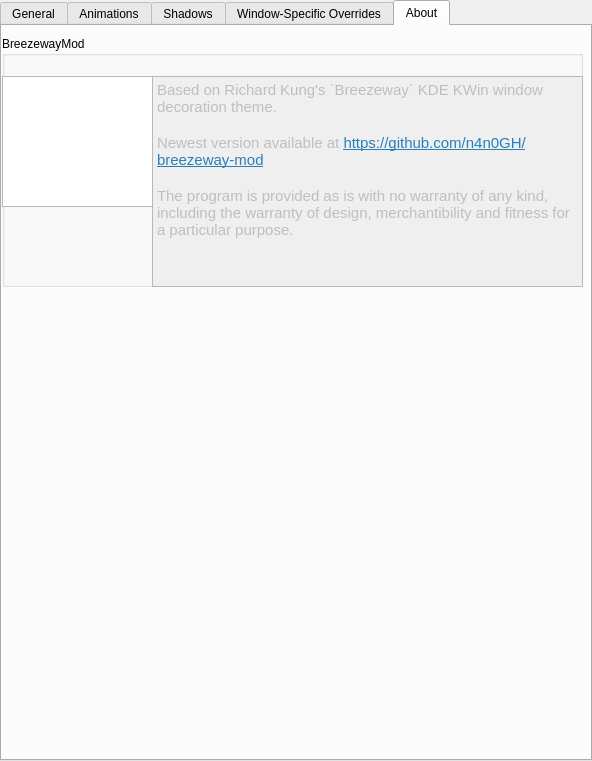
This is kdecoration/config/ui/breezewayconfigurationui.ui in richard-kung/breezeway as Qt 5 draws it before an edit. The edited form follows.
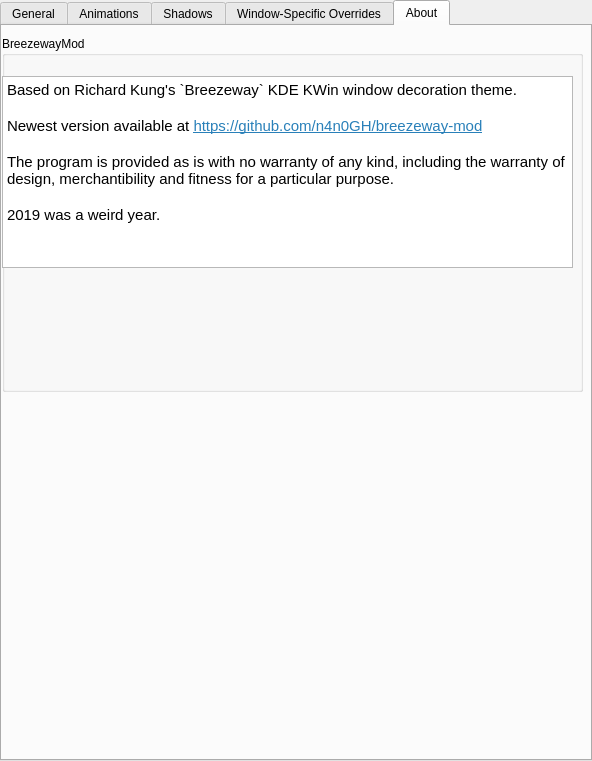
This is the edited form. The open tabs and pages were chosen to show the change. Custom widgets are drawn as their Qt base class.

Patch:
```diff
--- a/kdecoration/config/ui/breezewayconfigurationui.ui
+++ b/kdecoration/config/ui/breezewayconfigurationui.ui
@@ -587,17 +587,33 @@
       <attribute name="title">
        <string>About</string>
       </attribute>
-      <widget class="QGroupBox" name="groupBox">
+      <widget class="QWidget" name="">
        <property name="geometry">
         <rect>
          <x>0</x>
          <y>10</y>
          <width>581</width>
-         <height>251</height>
+         <height>711</height>
         </rect>
        </property>
+       <layout class="QGridLayout" name="gridLayout_3">
+        <item row="1" column="0">
+         <spacer name="verticalSpacer_4">
+          <property name="orientation">
+           <enum>Qt::Vertical</enum>
+          </property>
+          <property name="sizeHint" stdset="0">
+           <size>
+            <width>20</width>
+            <height>40</height>
+           </size>
+          </property>
+         </spacer>
+        </item>
+        <item row="0" column="0">
+         <widget class="QGroupBox" name="groupBox">
        <property name="sizePolicy">
-        <sizepolicy hsizetype="Preferred" vsizetype="Expanding">
+           <sizepolicy hsizetype="Expanding" vsizetype="Expanding">
          <horstretch>0</horstretch>
          <verstretch>0</verstretch>
         </sizepolicy>
@@ -605,17 +621,26 @@
        <property name="title">
         <string>BreezewayMod</string>
        </property>
+          <widget class="QWidget" name="">
+           <property name="geometry">
+            <rect>
+             <x>0</x>
+             <y>40</y>
+             <width>571</width>
+             <height>301</height>
+            </rect>
+           </property>
+           <layout class="QHBoxLayout" name="horizontalLayout">
+            <item alignment="Qt::AlignTop">
        <widget class="QTextBrowser" name="textBrowser">
         <property name="enabled">
-         <bool>false</bool>
-        </property>
-        <property name="geometry">
-         <rect>
-          <x>150</x>
-          <y>40</y>
-          <width>431</width>
-          <height>211</height>
-         </rect>
+               <bool>true</bool>
+              </property>
+              <property name="sizePolicy">
+               <sizepolicy hsizetype="Expanding" vsizetype="Maximum">
+                <horstretch>0</horstretch>
+                <verstretch>0</verstretch>
+               </sizepolicy>
         </property>
         <property name="autoFillBackground">
          <bool>true</bool>
@@ -629,25 +654,17 @@
 &lt;p style=&quot;-qt-paragraph-type:empty; margin-top:0px; margin-bottom:0px; margin-left:0px; margin-right:0px; -qt-block-indent:0; text-indent:0px; font-family:'Noto Sans';&quot;&gt;&lt;br /&gt;&lt;/p&gt;
 &lt;p style=&quot; margin-top:0px; margin-bottom:0px; margin-left:0px; margin-right:0px; -qt-block-indent:0; text-indent:0px;&quot;&gt;&lt;span style=&quot; font-family:'Noto Sans';&quot;&gt;Newest version available at &lt;/span&gt;&lt;a href=&quot;https://github.com/n4n0GH/breezeway-mod&quot;&gt;&lt;span style=&quot; font-family:'Noto Sans'; text-decoration: underline; color:#2980b9;&quot;&gt;https://github.com/n4n0GH/breezeway-mod&lt;/span&gt;&lt;/a&gt;&lt;/p&gt;
 &lt;p style=&quot;-qt-paragraph-type:empty; margin-top:0px; margin-bottom:0px; margin-left:0px; margin-right:0px; -qt-block-indent:0; text-indent:0px; font-family:'Noto Sans';&quot;&gt;&lt;br /&gt;&lt;/p&gt;
-&lt;p style=&quot; margin-top:0px; margin-bottom:0px; margin-left:0px; margin-right:0px; -qt-block-indent:0; text-indent:0px;&quot;&gt;&lt;span style=&quot; font-family:'Noto Sans';&quot;&gt;The program is provided as is with no warranty of any kind, including the warranty of design, merchantibility and fitness for a particular purpose.&lt;/span&gt;&lt;/p&gt;&lt;/body&gt;&lt;/html&gt;</string>
-        </property>
-       </widget>
-       <widget class="QGraphicsView" name="graphicsView">
-        <property name="geometry">
-         <rect>
-          <x>0</x>
-          <y>40</y>
-          <width>151</width>
-          <height>131</height>
-         </rect>
-        </property>
-        <property name="lineWidth">
-         <number>10</number>
-        </property>
-        <property name="interactive">
-         <bool>false</bool>
-        </property>
-       </widget>
+&lt;p style=&quot; margin-top:0px; margin-bottom:0px; margin-left:0px; margin-right:0px; -qt-block-indent:0; text-indent:0px;&quot;&gt;&lt;span style=&quot; font-family:'Noto Sans';&quot;&gt;The program is provided as is with no warranty of any kind, including the warranty of design, merchantibility and fitness for a particular purpose.&lt;/span&gt;&lt;/p&gt;
+&lt;p style=&quot;-qt-paragraph-type:empty; margin-top:0px; margin-bottom:0px; margin-left:0px; margin-right:0px; -qt-block-indent:0; text-indent:0px; font-family:'Noto Sans';&quot;&gt;&lt;br /&gt;&lt;/p&gt;
+&lt;p style=&quot; margin-top:0px; margin-bottom:0px; margin-left:0px; margin-right:0px; -qt-block-indent:0; text-indent:0px;&quot;&gt;&lt;span style=&quot; font-family:'Noto Sans';&quot;&gt;2019 was a weird year.&lt;/span&gt;&lt;/p&gt;&lt;/body&gt;&lt;/html&gt;</string>
+              </property>
+             </widget>
+            </item>
+           </layout>
+          </widget>
+         </widget>
+        </item>
+       </layout>
       </widget>
      </widget>
     </widget>
```
Left out of the diff: 2 changed lines with no effect on the pictures. Lines whose indentation alone changed are shown as unchanged.
